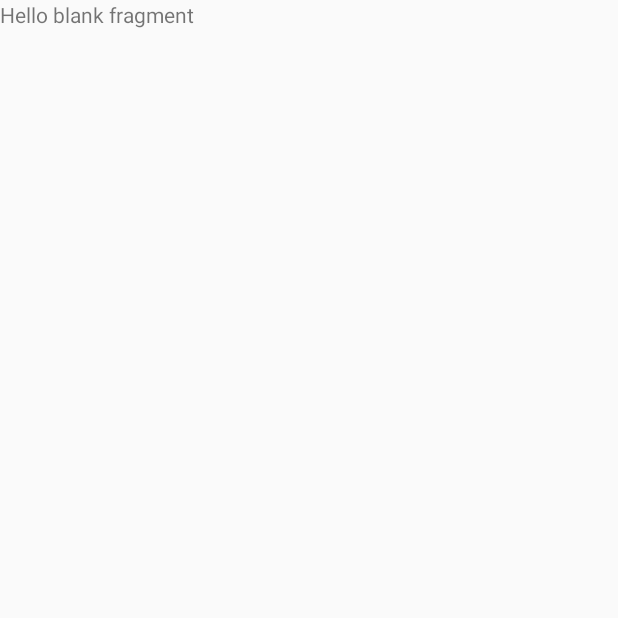
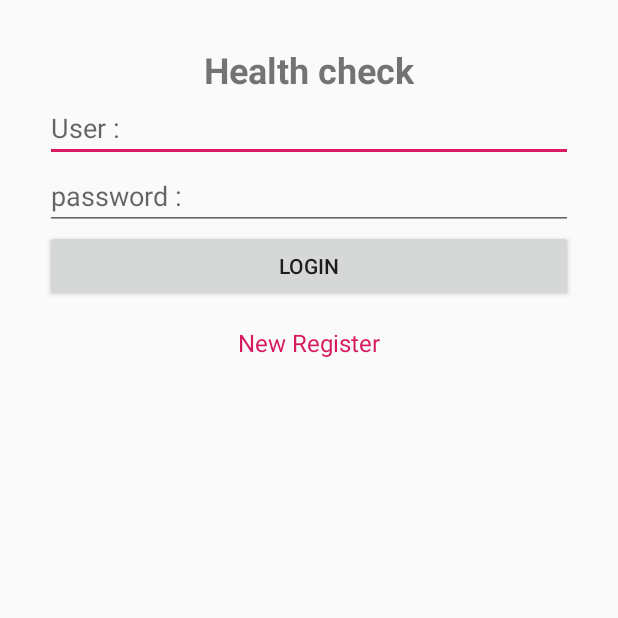
Before and after one commit to klod9288/Healthcheck, an Android app: the screen it shows after launch (MainActivity), on a phone screen of 412 x 824 dp, the top half of it. Before the commit the part shown is almost empty. Run offline under Robolectric (Android 15) with nearby library versions, the phone set to English and light mode, and no system bars.

Commit message:
Create Register Success

```diff
--- a/app/src/main/java/srongklod_bangtamruat/healthcheck/MainFragment.java
+++ b/app/src/main/java/srongklod_bangtamruat/healthcheck/MainFragment.java
@@ -2,10 +2,12 @@ package srongklod_bangtamruat.healthcheck;
 
 
 import android.os.Bundle;
+import android.support.annotation.Nullable;
 import android.support.v4.app.Fragment;
 import android.view.LayoutInflater;
 import android.view.View;
 import android.view.ViewGroup;
+import android.widget.TextView;
 
 
 /**
@@ -18,6 +20,30 @@ public class MainFragment extends Fragment {
         // Required empty public constructor
     }
 
+    @Override
+    public void onActivityCreated(@Nullable Bundle savedInstanceState) {
+        super.onActivityCreated(savedInstanceState);
+
+//        Register Content
+
+        registerContent();
+
+
+    }//Main Method
+
+    private void registerContent() {
+        TextView textView = getView().findViewById(R.id.txtRegister);
+        textView.setOnClickListener(new View.OnClickListener() {
+            @Override
+            public void onClick(View v) {
+
+                getActivity().getSupportFragmentManager().beginTransaction()
+                        .replace(R.id.contentMainFragment, new RegisterFragment()).addToBackStack(null).commit();
+
+            }
+        });
+
+    }
 
     @Override
     public View onCreateView(LayoutInflater inflater, ViewGroup container,
--- /dev/null
+++ b/app/src/main/java/srongklod_bangtamruat/healthcheck/RegisterFragment.java
@@ -0,0 +1,29 @@
+package srongklod_bangtamruat.healthcheck;
+
+
+import android.os.Bundle;
+import android.support.v4.app.Fragment;
+import android.view.LayoutInflater;
+import android.view.View;
+import android.view.ViewGroup;
+
+
+/**
+ * A simple {@link Fragment} subclass.
+ */
+public class RegisterFragment extends Fragment {
+
+
+    public RegisterFragment() {
+        // Required empty public constructor
+    }
+
+
+    @Override
+    public View onCreateView(LayoutInflater inflater, ViewGroup container,
+                             Bundle savedInstanceState) {
+        // Inflate the layout for this fragment
+        return inflater.inflate(R.layout.fragment_register, container, false);
+    }
+
+}
--- a/app/src/main/res/layout/fragment_main.xml
+++ b/app/src/main/res/layout/fragment_main.xml
@@ -5,10 +5,64 @@
     android:layout_height="match_parent"
     tools:context=".MainFragment">
 
-    <!-- TODO: Update blank fragment layout -->
-    <TextView
+    <!--Content-->
+    <LinearLayout
+        android:layout_margin="@dimen/m1"
+        android:orientation="vertical"
         android:layout_width="match_parent"
-        android:layout_height="match_parent"
-        android:text="@string/hello_blank_fragment" />
+        android:layout_height="wrap_content">
+
+        <!--Logo-->
+        <ImageView
+            android:layout_gravity="center_horizontal"
+            android:layout_width="wrap_content"
+            android:layout_height="wrap_content" />
+
+
+        <!--Title-->
+        <TextView
+            android:textStyle="bold"
+            android:textSize="@dimen/h1"
+            android:layout_gravity="center_horizontal"
+            android:text="@string/app_name"
+            android:layout_width="wrap_content"
+            android:layout_height="wrap_content" />
+
+        <!--User-->
+        <EditText
+            android:textSize="@dimen/h2"
+            android:inputType="text"
+            android:hint="@string/user"
+            android:layout_width="match_parent"
+            android:layout_height="wrap_content" />
+
+        <!--Password-->
+        <EditText
+            android:textSize="@dimen/h2"
+            android:inputType="textPassword"
+            android:hint="@string/password"
+            android:layout_width="match_parent"
+            android:layout_height="wrap_content" />
+
+        <!--Login-->
+        <Button
+            android:text="@string/login"
+            android:layout_width="match_parent"
+            android:layout_height="wrap_content" />
+
+        <!--New register-->
+        <TextView
+            android:id="@+id/txtRegister"
+            android:clickable="true"
+            android:textColor="@color/colorAccent"
+            android:layout_marginTop="@dimen/m2"
+            android:layout_gravity="center_horizontal"
+            android:textSize="@dimen/h3"
+            android:text="New Register"
+            android:layout_width="wrap_content"
+            android:layout_height="wrap_content" />
+
+    </LinearLayout>
+
 
 </FrameLayout>
--- /dev/null
+++ b/app/src/main/res/layout/fragment_register.xml
@@ -0,0 +1,14 @@
+<?xml version="1.0" encoding="utf-8"?>
+<FrameLayout xmlns:android="http://schemas.android.com/apk/res/android"
+    xmlns:tools="http://schemas.android.com/tools"
+    android:layout_width="match_parent"
+    android:layout_height="match_parent"
+    tools:context=".RegisterFragment">
+
+    <!-- TODO: Update blank fragment layout -->
+    <TextView
+        android:layout_width="match_parent"
+        android:layout_height="match_parent"
+        android:text="@string/hello_blank_fragment" />
+
+</FrameLayout>
--- /dev/null
+++ b/app/src/main/res/values/dimens.xml
@@ -0,0 +1,8 @@
+<?xml version="1.0" encoding="utf-8"?>
+<resources>
+    <dimen name="m1">30dp</dimen>
+    <dimen name="h1">24sp</dimen>
+    <dimen name="h2">18sp</dimen>
+    <dimen name="h3">16sp</dimen>
+    <dimen name="m2">16dp</dimen>
+</resources>
--- a/app/src/main/res/values/strings.xml
+++ b/app/src/main/res/values/strings.xml
@@ -3,4 +3,7 @@
 
     <!-- TODO: Remove or change this placeholder text -->
     <string name="hello_blank_fragment">Hello blank fragment</string>
+    <string name="user">User :</string>
+    <string name="password">password :</string>
+    <string name="login">Login</string>
 </resources>
```
